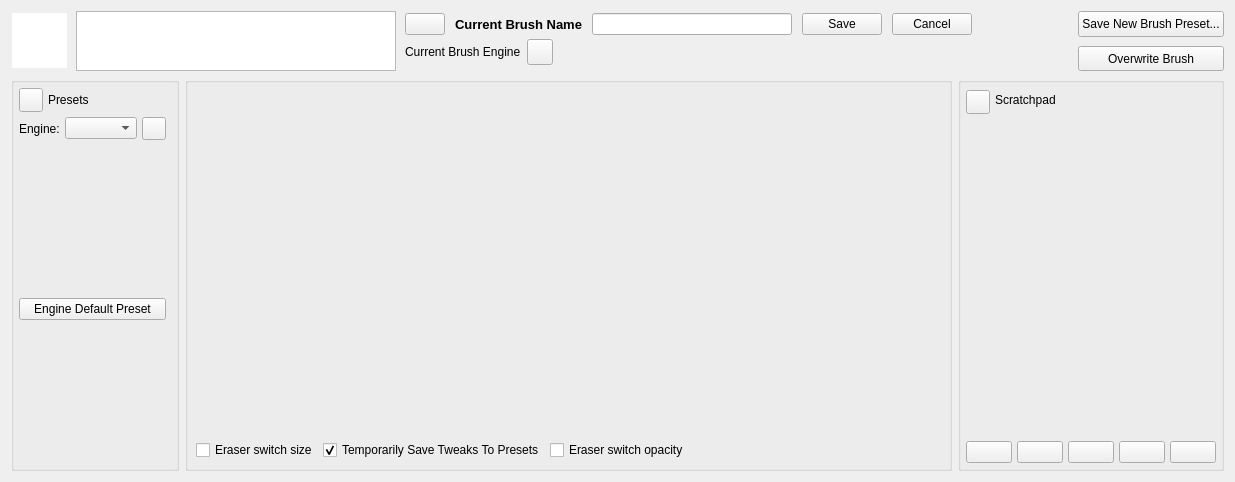
The window that libs/ui/forms/wdgpaintopsettings.ui (KDE/krita) describes before a commit, drawn with Qt 5.
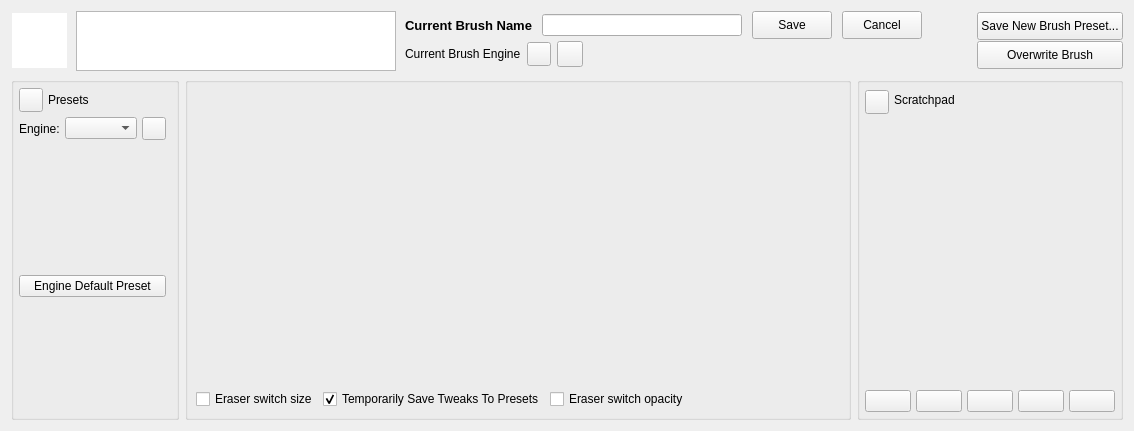
The same window after the commit. Custom widgets are drawn as their Qt base class.

Commit message: condense a bit of space on the brush editor header

Patch:
```diff
--- a/libs/ui/forms/wdgpaintopsettings.ui
+++ b/libs/ui/forms/wdgpaintopsettings.ui
@@ -6,8 +6,8 @@
    <rect>
     <x>0</x>
     <y>0</y>
-    <width>1235</width>
-    <height>482</height>
+    <width>1134</width>
+    <height>431</height>
    </rect>
   </property>
   <property name="windowTitle">
@@ -140,19 +140,6 @@
          <property name="spacing">
           <number>10</number>
          </property>
-         <item>
-          <widget class="QPushButton" name="renameBrushPresetButton">
-           <property name="sizePolicy">
-            <sizepolicy hsizetype="Fixed" vsizetype="Fixed">
-             <horstretch>0</horstretch>
-             <verstretch>0</verstretch>
-            </sizepolicy>
-           </property>
-           <property name="text">
-            <string/>
-           </property>
-          </widget>
-         </item>
          <item>
           <widget class="QLabel" name="currentBrushNameLabel">
            <property name="font">
@@ -185,6 +172,12 @@
              <verstretch>0</verstretch>
             </sizepolicy>
            </property>
+           <property name="maximumSize">
+            <size>
+             <width>16777215</width>
+             <height>28</height>
+            </size>
+           </property>
            <property name="text">
             <string>Save</string>
            </property>
@@ -192,6 +185,12 @@
          </item>
          <item>
           <widget class="QPushButton" name="cancelBrushNameUpdateButton">
+           <property name="maximumSize">
+            <size>
+             <width>16777215</width>
+             <height>28</height>
+            </size>
+           </property>
            <property name="text">
             <string>Cancel</string>
            </property>
@@ -211,6 +210,31 @@
            </property>
           </widget>
          </item>
+         <item>
+          <widget class="QPushButton" name="renameBrushPresetButton">
+           <property name="sizePolicy">
+            <sizepolicy hsizetype="Fixed" vsizetype="Fixed">
+             <horstretch>0</horstretch>
+             <verstretch>0</verstretch>
+            </sizepolicy>
+           </property>
+           <property name="minimumSize">
+            <size>
+             <width>24</width>
+             <height>24</height>
+            </size>
+           </property>
+           <property name="maximumSize">
+            <size>
+             <width>24</width>
+             <height>24</height>
+            </size>
+           </property>
+           <property name="text">
+            <string/>
+           </property>
+          </widget>
+         </item>
          <item>
           <widget class="QPushButton" name="reloadPresetButton">
            <property name="sizePolicy">
@@ -299,6 +323,9 @@
      </item>
      <item>
       <layout class="QVBoxLayout" name="verticalLayout_5">
+       <property name="spacing">
+        <number>0</number>
+       </property>
        <item>
         <widget class="QPushButton" name="saveNewBrushPresetButton">
          <property name="sizePolicy">
@@ -307,6 +334,12 @@
            <verstretch>0</verstretch>
           </sizepolicy>
          </property>
+         <property name="maximumSize">
+          <size>
+           <width>16777215</width>
+           <height>28</height>
+          </size>
+         </property>
          <property name="text">
           <string>Save New Brush Preset...</string>
          </property>
@@ -315,11 +348,17 @@
        <item>
         <widget class="QPushButton" name="saveBrushPresetButton">
          <property name="sizePolicy">
-          <sizepolicy hsizetype="Preferred" vsizetype="Preferred">
+          <sizepolicy hsizetype="Preferred" vsizetype="Fixed">
            <horstretch>0</horstretch>
            <verstretch>0</verstretch>
           </sizepolicy>
          </property>
+         <property name="maximumSize">
+          <size>
+           <width>16777215</width>
+           <height>28</height>
+          </size>
+         </property>
          <property name="text">
           <string>Overwrite Brush</string>
          </property>
```
